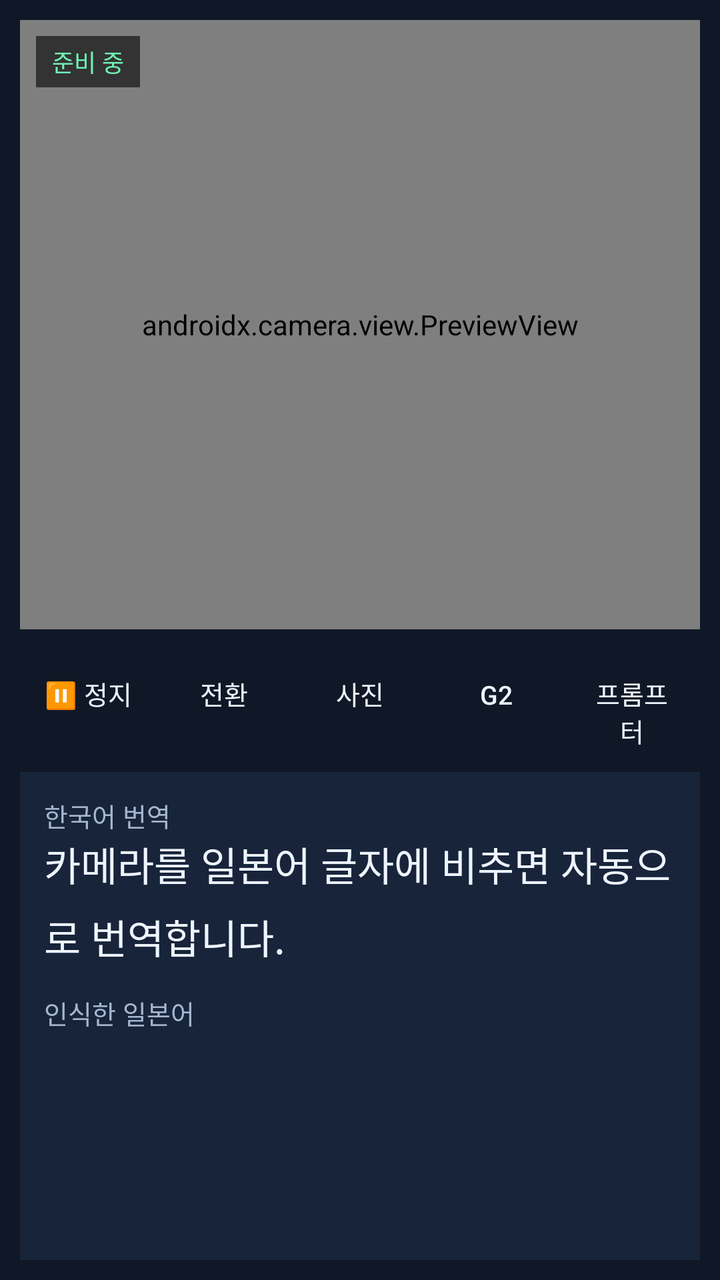
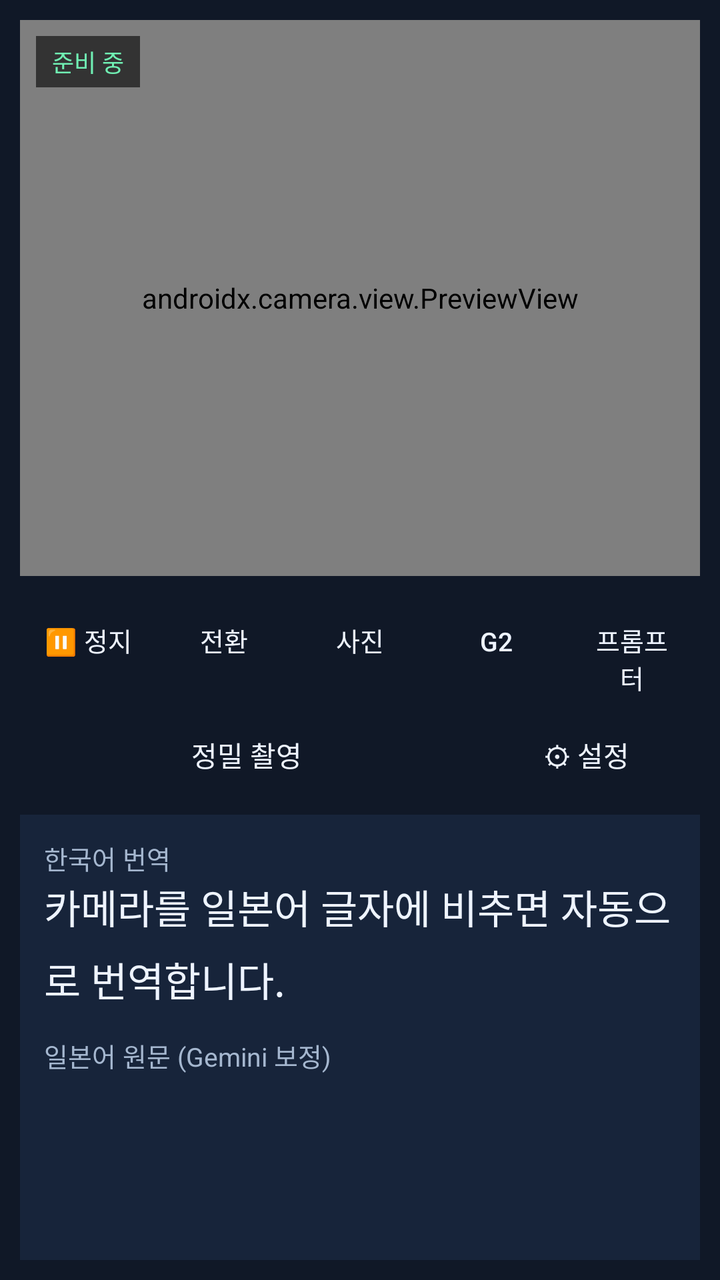

Two renders of the same Android screen: before a commit and after it. Below are the layout's source before the change and the commit's diff.
<!-- AndroidManifest.xml: application theme AppTheme -->
<!-- res/layout/activity_main.xml -->
<?xml version="1.0" encoding="utf-8"?>
<LinearLayout xmlns:android="http://schemas.android.com/apk/res/android"
    android:layout_width="match_parent"
    android:layout_height="match_parent"
    android:background="@color/bg"
    android:orientation="vertical"
    android:padding="10dp">

    <FrameLayout
        android:layout_width="match_parent"
        android:layout_height="0dp"
        android:layout_weight="1.25"
        android:background="#000000">

        <androidx.camera.view.PreviewView
            android:id="@+id/preview"
            android:layout_width="match_parent"
            android:layout_height="match_parent" />

        <ImageView
            android:id="@+id/still"
            android:layout_width="match_parent"
            android:layout_height="match_parent"
            android:background="#000000"
            android:contentDescription="@null"
            android:scaleType="fitCenter"
            android:visibility="gone" />

        <TextView
            android:id="@+id/live"
            android:layout_width="wrap_content"
            android:layout_height="wrap_content"
            android:layout_margin="8dp"
            android:background="#99000000"
            android:paddingHorizontal="8dp"
            android:paddingVertical="4dp"
            android:text="준비 중"
            android:textColor="@color/green"
            android:textSize="12sp" />
    </FrameLayout>

    <LinearLayout
        android:layout_width="match_parent"
        android:layout_height="wrap_content"
        android:layout_marginTop="8dp"
        android:orientation="horizontal">

        <Button
            android:id="@+id/pause"
            style="?android:attr/buttonBarButtonStyle"
            android:layout_width="0dp"
            android:layout_height="wrap_content"
            android:layout_weight="1"
            android:text="⏸ 정지"
            android:textColor="@color/txt"
            android:textSize="13sp" />

        <Button
            android:id="@+id/flip"
            style="?android:attr/buttonBarButtonStyle"
            android:layout_width="0dp"
            android:layout_height="wrap_content"
            android:layout_weight="1"
            android:text="전환"
            android:textColor="@color/txt"
            android:textSize="13sp" />

        <Button
            android:id="@+id/pick"
            style="?android:attr/buttonBarButtonStyle"
            android:layout_width="0dp"
            android:layout_height="wrap_content"
            android:layout_weight="1"
            android:text="사진"
            android:textColor="@color/txt"
            android:textSize="13sp" />

        <Button
            android:id="@+id/g2"
            style="?android:attr/buttonBarButtonStyle"
            android:layout_width="0dp"
            android:layout_height="wrap_content"
            android:layout_weight="1"
            android:text="G2"
            android:textColor="@color/txt"
            android:textSize="13sp" />

        <Button
            android:id="@+id/prompter"
            style="?android:attr/buttonBarButtonStyle"
            android:layout_width="0dp"
            android:layout_height="wrap_content"
            android:layout_weight="1"
            android:text="프롬프터"
            android:textColor="@color/txt"
            android:textSize="13sp" />
    </LinearLayout>

    <TextView
        android:id="@+id/status"
        android:layout_width="match_parent"
        android:layout_height="wrap_content"
        android:textColor="@color/mut"
        android:textSize="13sp"
        android:visibility="gone" />

    <ScrollView
        android:id="@+id/panel"
        android:layout_width="match_parent"
        android:layout_height="0dp"
        android:layout_marginTop="6dp"
        android:layout_weight="1"
        android:background="@color/card"
        android:padding="12dp">

        <LinearLayout
            android:layout_width="match_parent"
            android:layout_height="wrap_content"
            android:orientation="vertical">

            <TextView
                android:layout_width="wrap_content"
                android:layout_height="wrap_content"
                android:text="한국어 번역"
                android:textColor="@color/mut"
                android:textSize="13sp" />

            <TextView
                android:id="@+id/ko"
                android:layout_width="match_parent"
                android:layout_height="wrap_content"
                android:lineSpacingMultiplier="1.25"
                android:text="카메라를 일본어 글자에 비추면 자동으로 번역합니다."
                android:textColor="@color/txt"
                android:textIsSelectable="true"
                android:textSize="20sp" />

            <TextView
                android:layout_width="wrap_content"
                android:layout_height="wrap_content"
                android:layout_marginTop="14dp"
                android:text="인식한 일본어"
                android:textColor="@color/mut"
                android:textSize="13sp" />

            <TextView
                android:id="@+id/orig"
                android:layout_width="match_parent"
                android:layout_height="wrap_content"
                android:lineSpacingMultiplier="1.2"
                android:textColor="@color/mut"
                android:textIsSelectable="true"
                android:textSize="15sp" />
        </LinearLayout>
    </ScrollView>
</LinearLayout>
<!-- resources referenced by this layout -->
<resources>
  <color name="bg">#101827</color>
  <color name="card">#17243A</color>
  <color name="green">#70EFB3</color>
  <color name="mut">#A5B7CF</color>
  <color name="txt">#EEF4FF</color>
  <style name="AppTheme" parent="android:Theme.DeviceDefault.NoActionBar">
          <item name="android:windowBackground">@color/bg</item>
          <item name="android:statusBarColor">@color/bg</item>
          <item name="android:navigationBarColor">@color/bg</item>
      </style>
</resources>

<!-- the commit's change to res/layout/activity_main.xml (unified diff, before → after) -->
@@ -96,6 +96,29 @@
             android:textSize="13sp" />
     </LinearLayout>
 
+
+    <LinearLayout
+        android:layout_width="match_parent"
+        android:layout_height="wrap_content"
+        android:orientation="horizontal">
+        <Button
+            android:id="@+id/precision"
+            style="?android:attr/buttonBarButtonStyle"
+            android:layout_width="0dp"
+            android:layout_height="wrap_content"
+            android:layout_weight="2"
+            android:text="정밀 촬영"
+            android:textColor="@color/txt" />
+        <Button
+            android:id="@+id/settings"
+            style="?android:attr/buttonBarButtonStyle"
+            android:layout_width="0dp"
+            android:layout_height="wrap_content"
+            android:layout_weight="1"
+            android:text="⚙ 설정"
+            android:textColor="@color/txt" />
+    </LinearLayout>
+
     <TextView
         android:id="@+id/status"
         android:layout_width="match_parent"
@@ -139,7 +162,7 @@
                 android:layout_width="wrap_content"
                 android:layout_height="wrap_content"
                 android:layout_marginTop="14dp"
-                android:text="인식한 일본어"
+                android:text="일본어 원문 (Gemini 보정)"
                 android:textColor="@color/mut"
                 android:textSize="13sp" />
 
